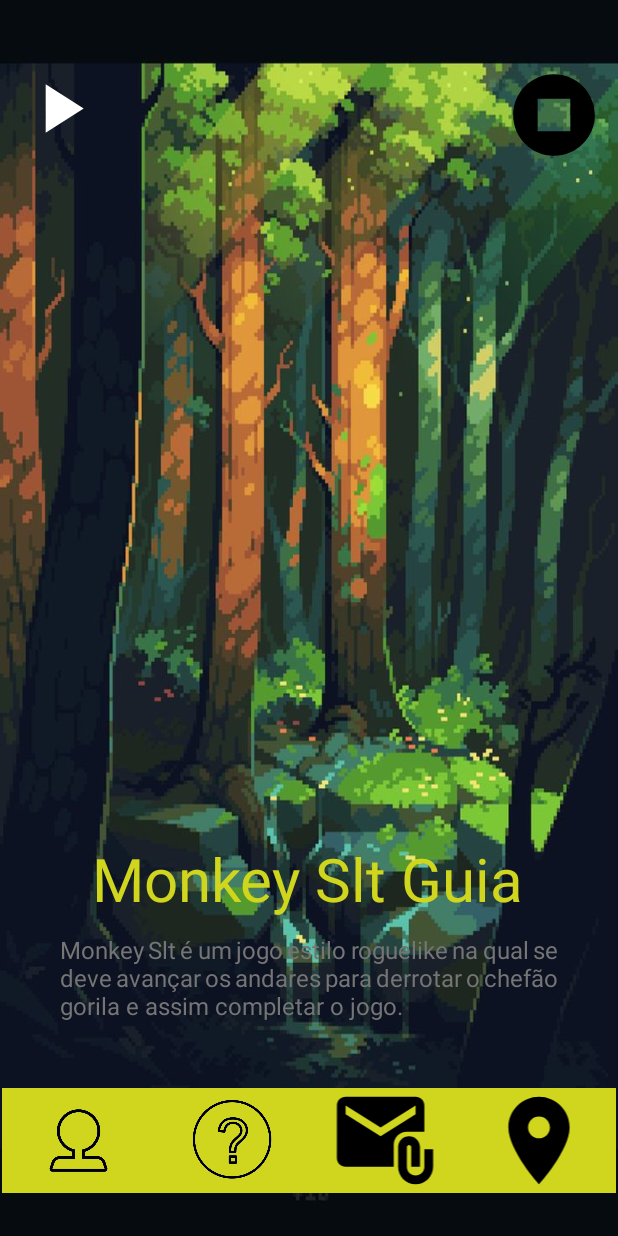
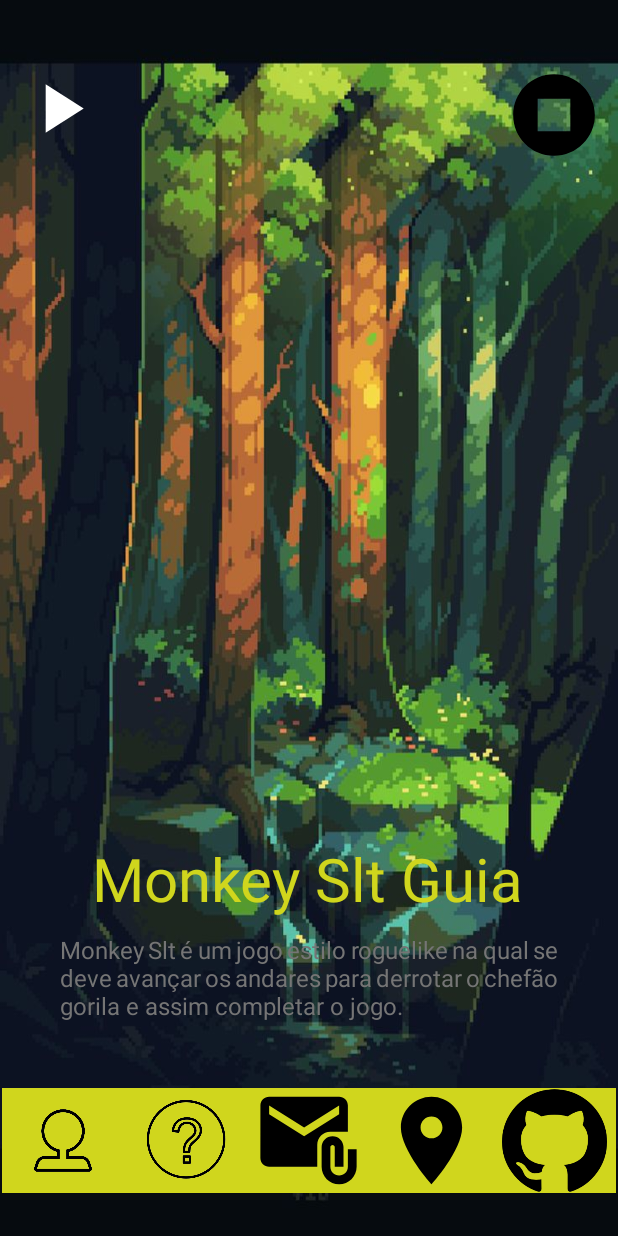
Before and after one commit to yGabrielT/Monkey-Slt-Mobile, an Android app: the screen it shows after launch (MainActivity), on a phone screen of 412 x 824 dp. Run offline under Robolectric (Android 15) with nearby library versions, the phone set to English and light mode, and no system bars.

Commit message:
Toques Finais

```diff
--- a/app/src/main/AndroidManifest.xml
+++ b/app/src/main/AndroidManifest.xml
@@ -9,9 +9,9 @@
         android:allowBackup="true"
         android:dataExtractionRules="@xml/data_extraction_rules"
         android:fullBackupContent="@xml/backup_rules"
-        android:icon="@drawable/img_logo"
+        android:icon="@drawable/imgchimpanzeround"
         android:label="@string/app_name"
-        android:roundIcon="@drawable/img_logo"
+        android:roundIcon="@drawable/imgchimpanzeround"
         android:supportsRtl="true"
         android:theme="@style/Theme.OuterWildsApp"
         tools:targetApi="31">
--- a/app/src/main/java/com/example/monkeysltmobile/MainActivity.java
+++ b/app/src/main/java/com/example/monkeysltmobile/MainActivity.java
@@ -93,6 +93,12 @@ public class MainActivity extends AppCompatActivity {
         startActivity(it);
     }
 
+    public void IrGit(View view) {
+        Uri linkmapa = Uri.parse("https://github.com/yGabrielT/Monkey-SLT");
+        Intent it = new Intent(Intent.ACTION_VIEW, linkmapa);
+        startActivity(it);
+    }
+
     public void IrEmail(View view) {
         String uriText = "mailto:contact@monkeysltcorp.com" + "?subject=" + URLEncoder.encode("assunto do email") + "&body=" + URLEncoder.encode("texto do email");
         Uri uri = Uri.parse(uriText);
--- a/app/src/main/res/layout/activity_main.xml
+++ b/app/src/main/res/layout/activity_main.xml
@@ -136,6 +136,18 @@
             android:src="@drawable/img_mapa"
             tools:ignore="DuplicateSpeakableTextCheck" />
 
+        <ImageButton
+            android:id="@+id/imageButton4"
+            android:layout_width="80dp"
+            android:layout_height="70dp"
+            android:layout_weight="1"
+            android:background="@color/title"
+            android:contentDescription="@string/app_1p_botao4"
+            android:onClick="IrGit"
+            android:scaleType="fitCenter"
+            android:src="@drawable/git"
+            tools:ignore="DuplicateSpeakableTextCheck" />
+
     </LinearLayout>
 
 </androidx.constraintlayout.widget.ConstraintLayout>
```
Also changed, not shown: app/src/main/res/drawable/git.png (added).
